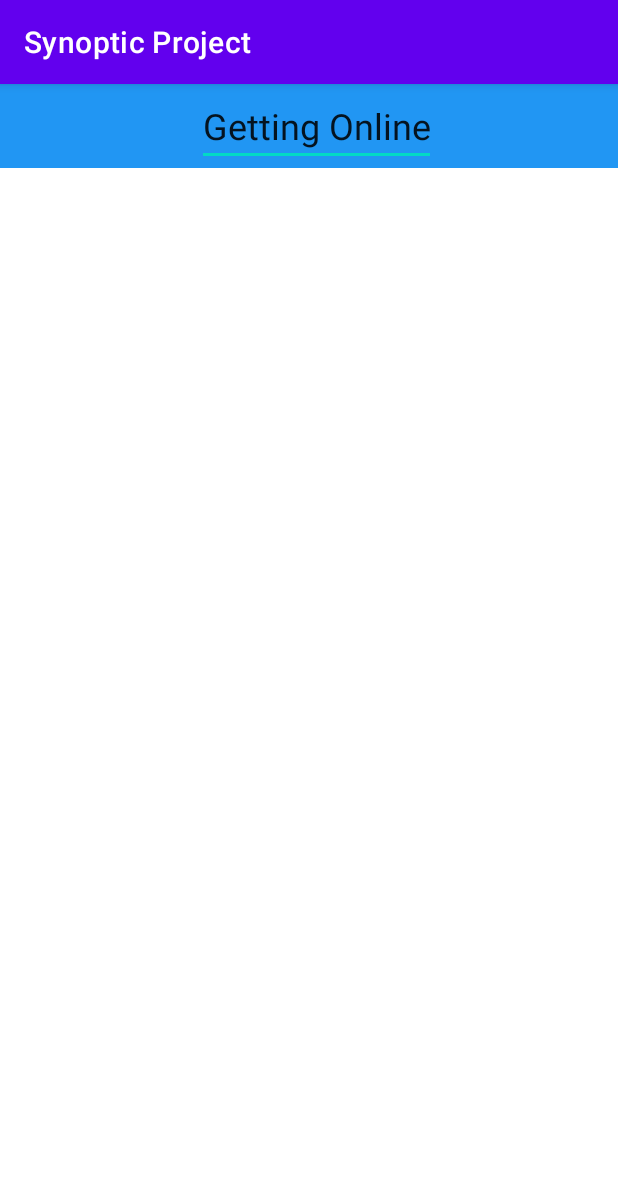
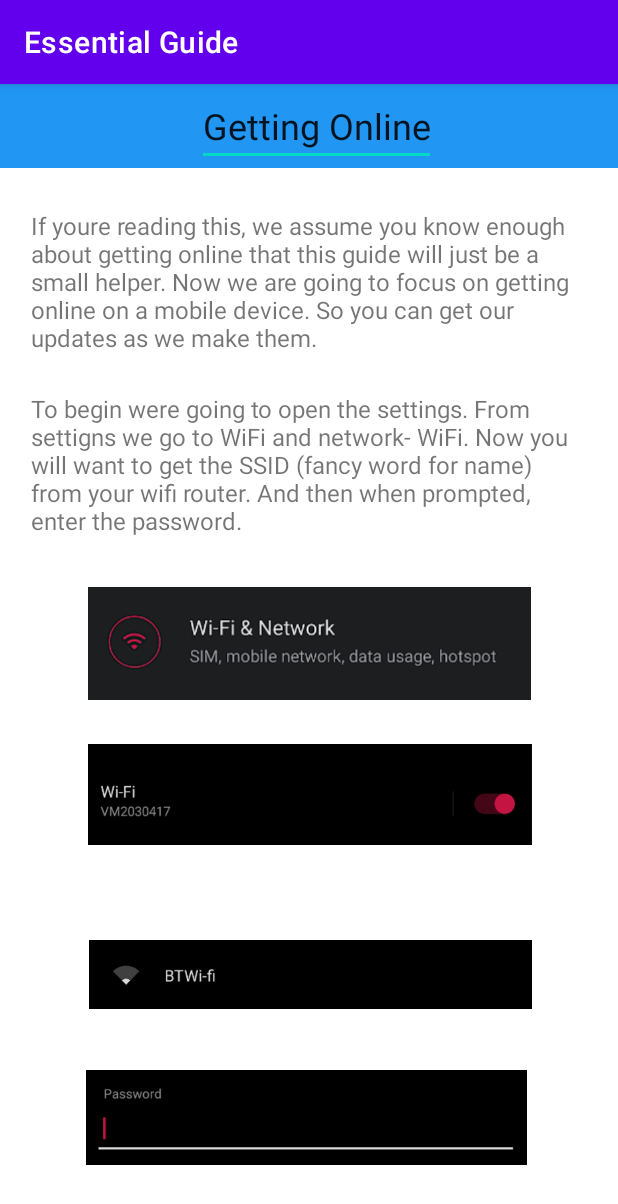
Before and after one commit to harvey1344/Synoptic_Project, an Android app: the GettingOnline screen opened directly, with no data from a screen before it, on a phone screen of 412 x 824 dp. Shown: the top 1204 px of the screen. Run offline under Robolectric (Android 15) with nearby library versions, the phone set to English and light mode, and no system bars.

Commit message:
cooking and online done

```diff
--- a/app/src/main/res/layout/activity_getting_online.xml
+++ b/app/src/main/res/layout/activity_getting_online.xml
@@ -25,4 +25,83 @@
         android:textSize="24sp"
         app:layout_anchor="@+id/toolbar"
         app:layout_anchorGravity="center" />
+
+    <androidx.constraintlayout.widget.ConstraintLayout
+        android:id="@+id/constraintLayout3"
+        android:layout_width="match_parent"
+        android:layout_height="match_parent">
+
+        <ImageView
+            android:id="@+id/imageView3"
+            android:layout_width="295dp"
+            android:layout_height="99dp"
+            app:layout_constraintBottom_toBottomOf="parent"
+            app:layout_constraintEnd_toEndOf="parent"
+            app:layout_constraintStart_toStartOf="parent"
+            app:layout_constraintTop_toBottomOf="@+id/textView10"
+            app:layout_constraintVertical_bias="0.039"
+            app:srcCompat="@drawable/wifi" />
+
+        <ImageView
+            android:id="@+id/imageView4"
+            android:layout_width="296dp"
+            android:layout_height="102dp"
+            app:layout_constraintBottom_toBottomOf="parent"
+            app:layout_constraintEnd_toEndOf="parent"
+            app:layout_constraintHorizontal_bias="0.504"
+            app:layout_constraintStart_toStartOf="parent"
+            app:layout_constraintTop_toBottomOf="@+id/imageView3"
+            app:layout_constraintVertical_bias="0.0"
+            app:srcCompat="@drawable/wifi_2" />
+
+        <ImageView
+            android:id="@+id/imageView5"
+            android:layout_width="295dp"
+            android:layout_height="87dp"
+            app:layout_constraintBottom_toBottomOf="parent"
+            app:layout_constraintEnd_toEndOf="parent"
+            app:layout_constraintHorizontal_bias="0.508"
+            app:layout_constraintStart_toStartOf="parent"
+            app:layout_constraintTop_toTopOf="parent"
+            app:layout_constraintVertical_bias="0.808"
+            app:srcCompat="@drawable/wifi3" />
+
+        <ImageView
+            android:id="@+id/imageView6"
+            android:layout_width="294dp"
+            android:layout_height="79dp"
+            app:layout_constraintBottom_toBottomOf="parent"
+            app:layout_constraintEnd_toEndOf="parent"
+            app:layout_constraintHorizontal_bias="0.487"
+            app:layout_constraintStart_toStartOf="parent"
+            app:layout_constraintTop_toTopOf="parent"
+            app:layout_constraintVertical_bias="0.943"
+            app:srcCompat="@drawable/wifi5" />
+
+        <TextView
+            android:id="@+id/textView9"
+            android:layout_width="371dp"
+            android:layout_height="104dp"
+            android:text="If youre reading this, we assume you know enough about getting online that this guide will just be a small helper. Now we are going to focus on getting online on a mobile device. So you can get our updates as we make them."
+            android:textSize="16sp"
+            app:layout_constraintBottom_toBottomOf="parent"
+            app:layout_constraintEnd_toEndOf="parent"
+            app:layout_constraintStart_toStartOf="parent"
+            app:layout_constraintTop_toTopOf="parent"
+            app:layout_constraintVertical_bias="0.125" />
+
+        <TextView
+            android:id="@+id/textView10"
+            android:layout_width="371dp"
+            android:layout_height="104dp"
+            android:text="To begin were going to open the settings. From settigns we go to WiFi and network- WiFi. Now you will want to get the SSID (fancy word for name) from your wifi router. And then when prompted, enter the password. "
+            android:textSize="16sp"
+            app:layout_constraintBottom_toBottomOf="parent"
+            app:layout_constraintEnd_toEndOf="parent"
+            app:layout_constraintStart_toStartOf="parent"
+            app:layout_constraintTop_toBottomOf="@+id/textView9"
+            app:layout_constraintVertical_bias="0.038" />
+
+    </androidx.constraintlayout.widget.ConstraintLayout>
+
 </androidx.coordinatorlayout.widget.CoordinatorLayout>
```
Also changed, not shown: app/src/main/res/layout/activity_cooking.xml (+28 -19 lines), app/src/main/res/values/strings.xml (+4 -3 lines), app/src/main/res/drawable/wifi.png (added), app/src/main/res/drawable/wifi3.png (added), app/src/main/res/drawable/wifi5.png (added), app/src/main/res/drawable/wifi_2.png (added), app/src/main/res/mipmap-hdpi/chicken_raw.png (deleted), app/src/main/res/mipmap-mdpi/chicken_raw.png (deleted), app/src/main/res/mipmap-xhdpi/chicken_raw.png (deleted), app/src/main/res/mipmap-xxhdpi/chicken_raw.png (deleted), app/src/main/res/mipmap-xxxhdpi/chicken_raw.png (deleted), app/src/main/res/pic/raw chick.jpg (deleted).
